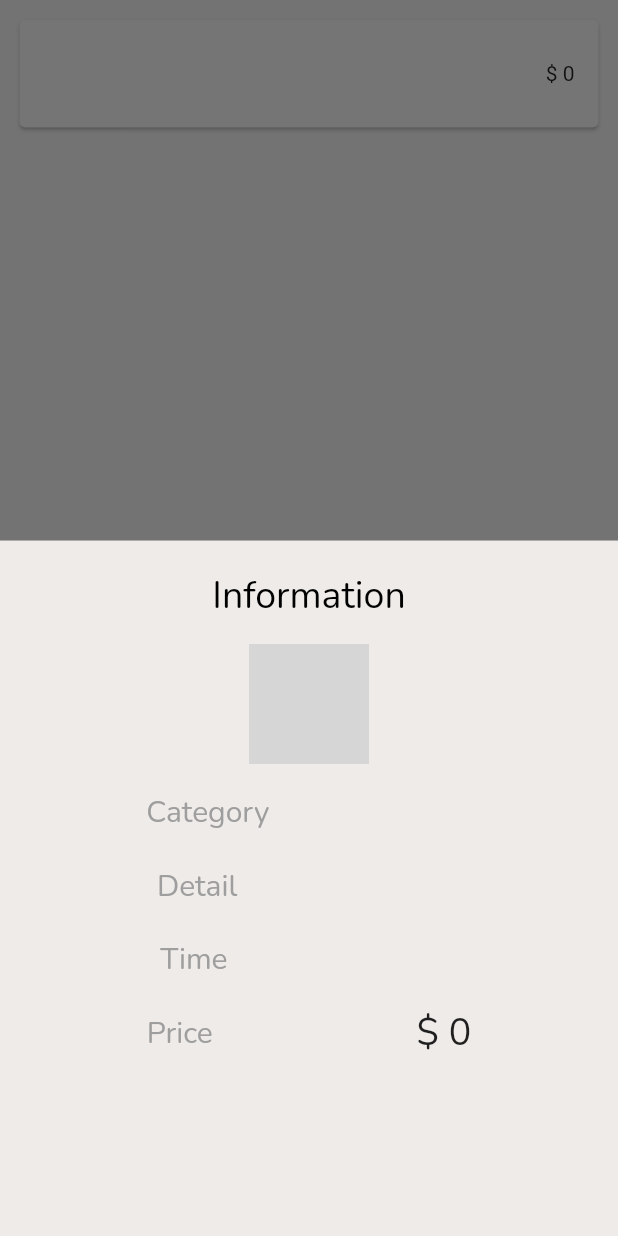
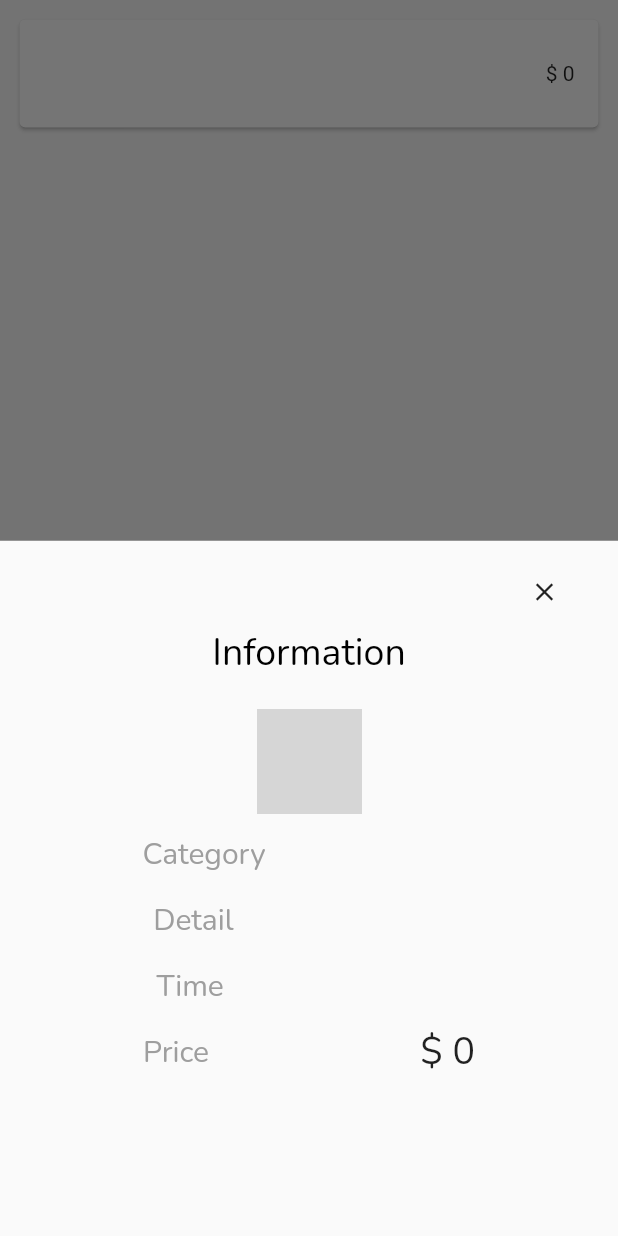
Before and after one commit to Edmond-Yang/CityBank, a Flutter app: the EventTile widget shown alone on an empty page, opened directly with empty values, after a tap on an icon or button, on a phone screen of 412 x 824 dp. Run offline on Flutter 3.47's test engine with Material 2 defaults, Android fonts, the light colour scheme and no system bars; our stand-ins replace cloud_firestore, firebase_auth, firebase_core, flutter_spinkit; accounts and stored records are empty; grey boxes are pictures that could not be loaded.

Commit message:
version 1.2.0 Fix Some Bugs

```diff
--- a/city_bank/lib/services/time.dart
+++ b/city_bank/lib/services/time.dart
@@ -32,7 +32,9 @@ class ETimer {
       Map data = jsonDecode(_receiver.body);
       DateTime now = DateTime.parse(data['utc_datetime']);
 
-      return DateFormat('HH:mm:ss').format(now);
+      return DateFormat('HH:mm:ss')
+          .format(now)
+          .replaceRange(0, 2, '${now.hour + 8}');
     } catch (e) {
       print(e);
       return error;
--- a/city_bank/lib/shared/constants.dart
+++ b/city_bank/lib/shared/constants.dart
@@ -12,7 +12,7 @@ var text = {
   'category': {'English': 'Category', '中文': '類別'},
   'detail': {'English': 'Detail', '中文': '明細'},
   'price': {'English': 'Price', '中文': '價格'},
-  'finish': {'English': 'Finish', '中文': '完成'},
+  'upload': {'English': 'Upload', '中文': '上傳'},
   'info': {'English': 'Information', '中文': '資訊'},
   'time': {'English': 'Time', '中文': '時間'},
   'noData': {'English': 'No Data', '中文': '無資料'},
--- a/city_bank/lib/shared/eventTile.dart
+++ b/city_bank/lib/shared/eventTile.dart
@@ -16,23 +16,37 @@ class EventTile extends StatelessWidget {
           context: context,
           builder: (context) {
             return Container(
-                color: Colors.brown[50],
-                padding: EdgeInsets.symmetric(vertical: 20.0, horizontal: 30.0),
+                padding: EdgeInsets.only(top: 10.0, left: 25.0, right: 25.0),
                 child: Column(
                   children: [
+                    Row(
+                      mainAxisAlignment: MainAxisAlignment.end,
+                      children: [
+                        IconButton(
+                            onPressed: () {
+                              Navigator.pop(context);
+                            },
+                            iconSize: 20.0,
+                            padding: EdgeInsets.all(1.0),
+                            splashRadius: 20.0,
+                            icon: Icon(
+                              Icons.close,
+                            ))
+                      ],
+                    ),
                     Text(
                       text['info']![user!.setting.language]!,
                       style: timeStyle,
                     ),
                     SizedBox(
-                      height: 15.0,
+                      height: 20.0,
                     ),
                     Image.asset(
                       'images/${event.category.toLowerCase()}.png',
-                      width: 80.0,
+                      width: 70.0,
                     ),
                     SizedBox(
-                      height: 15.0,
+                      height: 10.0,
                     ),
                     Row(
                       mainAxisAlignment: MainAxisAlignment.spaceAround,
@@ -51,7 +65,7 @@ class EventTile extends StatelessWidget {
                       ],
                     ),
                     SizedBox(
-                      height: 15.0,
+                      height: 10.0,
                     ),
                     Row(
                       mainAxisAlignment: MainAxisAlignment.spaceAround,
@@ -70,7 +84,7 @@ class EventTile extends StatelessWidget {
                       ],
                     ),
                     SizedBox(
-                      height: 15.0,
+                      height: 10.0,
                     ),
                     Row(
                       mainAxisAlignment: MainAxisAlignment.spaceAround,
@@ -89,7 +103,7 @@ class EventTile extends StatelessWidget {
                       ],
                     ),
                     SizedBox(
-                      height: 15.0,
+                      height: 10.0,
                     ),
                     Row(
                       mainAxisAlignment: MainAxisAlignment.spaceAround,
```
Also changed, not shown: city_bank/lib/screens/home/update.dart (+3 -16 lines).
